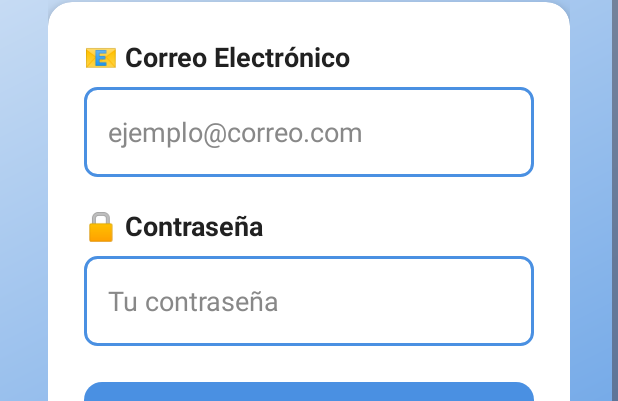
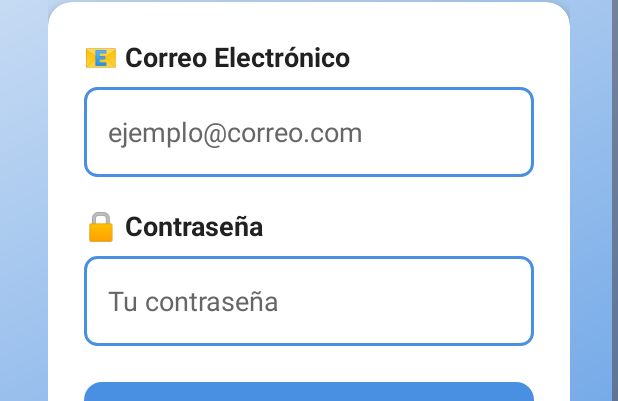
Before and after one commit to AlejandroSazo00/ProyectoFinal, an Android app: the layout activity_login.xml on its own in the app's theme, with its tools: preview values and no code run, on a phone screen of 412 x 824 dp. Shown: the part 444-845 px from the top of the screen. Run offline under Robolectric (Android 15) with nearby library versions, the phone set to English and light mode, and no system bars.

Commit message:
Mejoras finales: Datos por usuario y UI para APK

```diff
--- a/app/src/main/res/layout/activity_login.xml
+++ b/app/src/main/res/layout/activity_login.xml
@@ -72,13 +72,14 @@
                     android:layout_height="60dp"
                     android:hint="ejemplo@correo.com"
                     android:textSize="18sp"
-                    android:textColor="#000000"
-                    android:textColorHint="#888888"
+                    android:textColor="#FF000000"
+                    android:textColorHint="#FF666666"
                     android:padding="16dp"
                     android:background="@drawable/edittext_background"
                     android:inputType="textEmailAddress"
                     android:maxLines="1"
-                    android:layout_marginBottom="20dp" />
+                    android:layout_marginBottom="20dp"
+                    android:theme="@style/EditTextTheme" />
 
                 <!-- Campo Contraseña -->
                 <TextView
@@ -96,13 +97,14 @@
                     android:layout_height="60dp"
                     android:hint="Tu contraseña"
                     android:textSize="18sp"
-                    android:textColor="#000000"
-                    android:textColorHint="#888888"
+                    android:textColor="#FF000000"
+                    android:textColorHint="#FF666666"
                     android:padding="16dp"
                     android:background="@drawable/edittext_background"
                     android:inputType="textPassword"
                     android:maxLines="1"
-                    android:layout_marginBottom="24dp" />
+                    android:layout_marginBottom="24dp"
+                    android:theme="@style/EditTextTheme" />
 
                 <!-- Botón Iniciar Sesión -->
                 <Button
--- a/app/src/main/res/layout/activity_today_routine.xml
+++ b/app/src/main/res/layout/activity_today_routine.xml
@@ -94,15 +94,17 @@
                 android:layout_marginBottom="8dp" />
 
             <TextView
+                android:id="@+id/emptyStateSubtitle"
                 android:layout_width="wrap_content"
                 android:layout_height="wrap_content"
-                android:text="Toca el botón ➕ para agregar tu primera actividad"
+                android:text="Pide a tu cuidador que agregue actividades"
                 android:textSize="16sp"
                 android:textColor="@color/text_secondary"
                 android:textAlignment="center"
                 android:layout_marginBottom="24dp" />
 
             <androidx.cardview.widget.CardView
+                android:id="@+id/createRoutineButton"
                 android:layout_width="wrap_content"
                 android:layout_height="wrap_content"
                 app:cardCornerRadius="25dp"
--- a/app/src/main/res/values/themes.xml
+++ b/app/src/main/res/values/themes.xml
@@ -9,6 +9,15 @@
 
     <style name="Theme.MiRutinaVisual" parent="Base.Theme.MiRutinaVisual" />
 
+    <!-- Tema específico para EditText con texto negro forzado -->
+    <style name="EditTextTheme" parent="Widget.Material3.TextInputEditText.OutlinedBox">
+        <item name="android:textColor">#FF000000</item>
+        <item name="android:textColorHint">#FF666666</item>
+        <item name="colorControlNormal">#FF000000</item>
+        <item name="colorControlActivated">#FF000000</item>
+        <item name="colorControlHighlight">#FF000000</item>
+    </style>
+
     <!-- Tema para pantalla completa de recordatorios -->
     <style name="FullScreenTheme" parent="Theme.MiRutinaVisual">
         <item name="android:windowNoTitle">true</item>
```
Also changed, not shown: app/src/main/java/com/example/mirutinavisual/LoginActivity.java (+8 -0 lines), app/src/main/java/com/example/mirutinavisual/MainActivity.java (+17 -2 lines), app/src/main/java/com/example/mirutinavisual/ProfileActivity.java (+14 -2 lines), app/src/main/java/com/example/mirutinavisual/RewardsActivity.java (+10 -1 lines), app/src/main/java/com/example/mirutinavisual/TodayRoutineActivity.java (+33 -1 lines).
